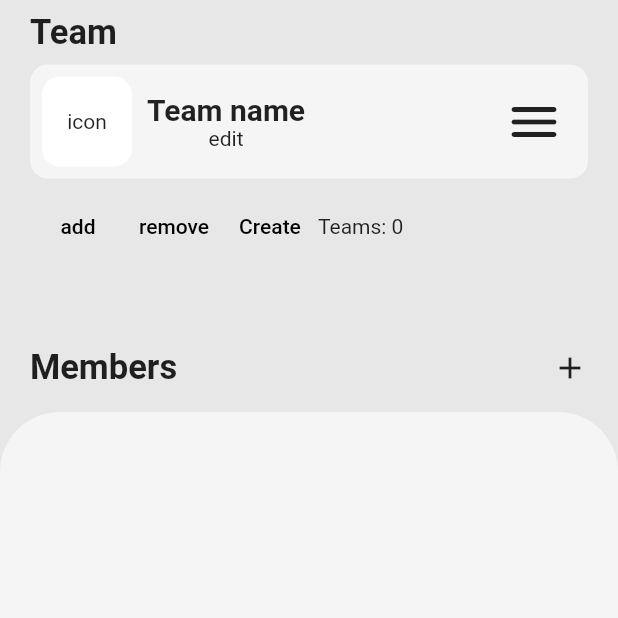
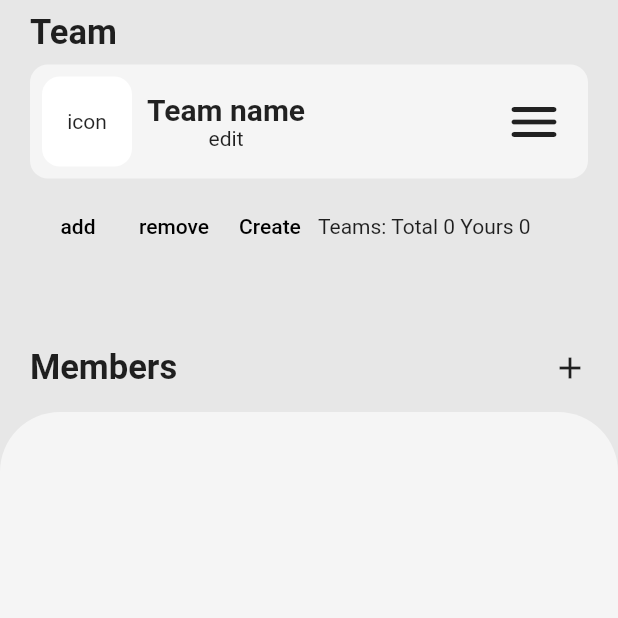
Before and after one commit to Blasix/group_planner_app, a Flutter app: the TeamScreen screen opened directly, after a tap on "add", after a tap on "remove", on a phone screen of 412 x 824 dp, the top half of it. Run offline on Flutter 3.47's test engine with Material 2 defaults, Android fonts, the phone set to English and light mode, and no system bars; our stand-ins replace awesome_snackbar_content, cloud_firestore, firebase_auth, firebase_core, firebase_storage, flutter_spinkit and 6 more; accounts and stored records are empty; network calls fail.

Commit message:
some things did not commit

```diff
--- a/lib/screens/team.dart
+++ b/lib/screens/team.dart
@@ -4,7 +4,6 @@ import 'package:firebase_auth/firebase_auth.dart';
 import 'package:flutter/material.dart';
 import 'package:group_planner_app/consts/loading_manager.dart';
 import 'package:group_planner_app/services/utils.dart';
-import 'package:quickalert/quickalert.dart';
 import 'package:uuid/uuid.dart';
 
 import '../consts/firebase_consts.dart';
@@ -35,16 +34,24 @@ class _TeamScreenState extends State<TeamScreen> {
     super.initState();
   }
 
-  int? _numberOfTeams;
+  int _numberOfTotalTeams = 0;
+  int _numberOfTeamsUser = 0;
 
   Future<void> getTeams() async {
     setState(() {
       _isLoading = true;
     });
     try {
+      final uid = authInstance.currentUser!.uid;
+      final QuerySnapshot<Map<String, dynamic>> userTeamList =
+          await FirebaseFirestore.instance
+              .collection('teams')
+              .where('members', arrayContains: uid)
+              .get();
       final QuerySnapshot<Map<String, dynamic>> teamList =
           await FirebaseFirestore.instance.collection('teams').get();
-      _numberOfTeams = teamList.size;
+      _numberOfTotalTeams = teamList.size;
+      _numberOfTeamsUser = userTeamList.size;
     } catch (error) {
       GlobalMethods.dialog(
         context: context,
@@ -86,7 +93,8 @@ class _TeamScreenState extends State<TeamScreen> {
         'createdAt': Timestamp.now(),
       });
       setState(() {
-        _numberOfTeams = _numberOfTeams! + 1;
+        _numberOfTotalTeams++;
+        _numberOfTeamsUser++;
       });
       Navigator.pop(context);
     } on FirebaseException catch (error) {
@@ -180,7 +188,8 @@ class _TeamScreenState extends State<TeamScreen> {
                             },
                             child: const Text('Create'),
                           ),
-                          Text('Teams: $_numberOfTeams')
+                          Text('Teams: Total $_numberOfTotalTeams'),
+                          Text(' Yours $_numberOfTeamsUser')
                         ],
                       ),
                       const Spacer(),
```
